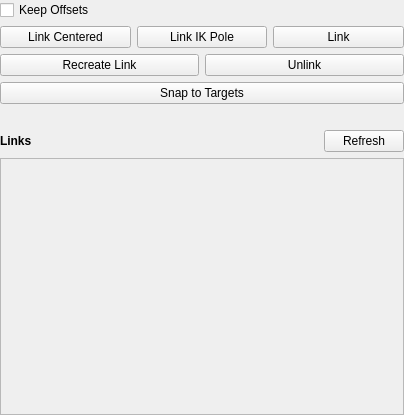
bohdon/maya-pulse, file resources/layout_link_editor.ui: the form before one commit.
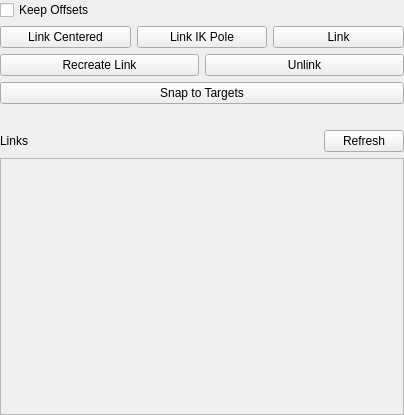
The form after the commit.

Commit message: add support for custom window qt stylesheets, add section-title style

What changed in the file:
```diff
--- a/resources/layout_link_editor.ui
+++ b/resources/layout_link_editor.ui
@@ -115,12 +115,6 @@
          <verstretch>0</verstretch>
         </sizepolicy>
        </property>
-       <property name="font">
-        <font>
-         <weight>75</weight>
-         <bold>true</bold>
-        </font>
-       </property>
        <property name="text">
         <string>Links</string>
        </property>
```
Left out of the diff: 5 changed lines with no effect on the pictures. The commit also changes 4 other files.
